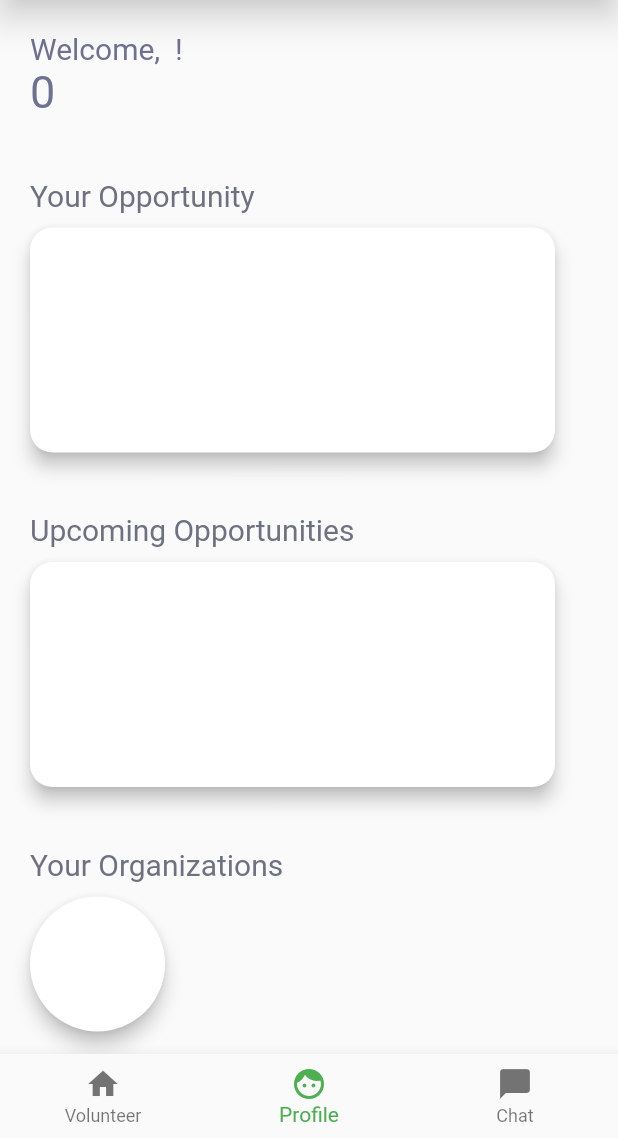
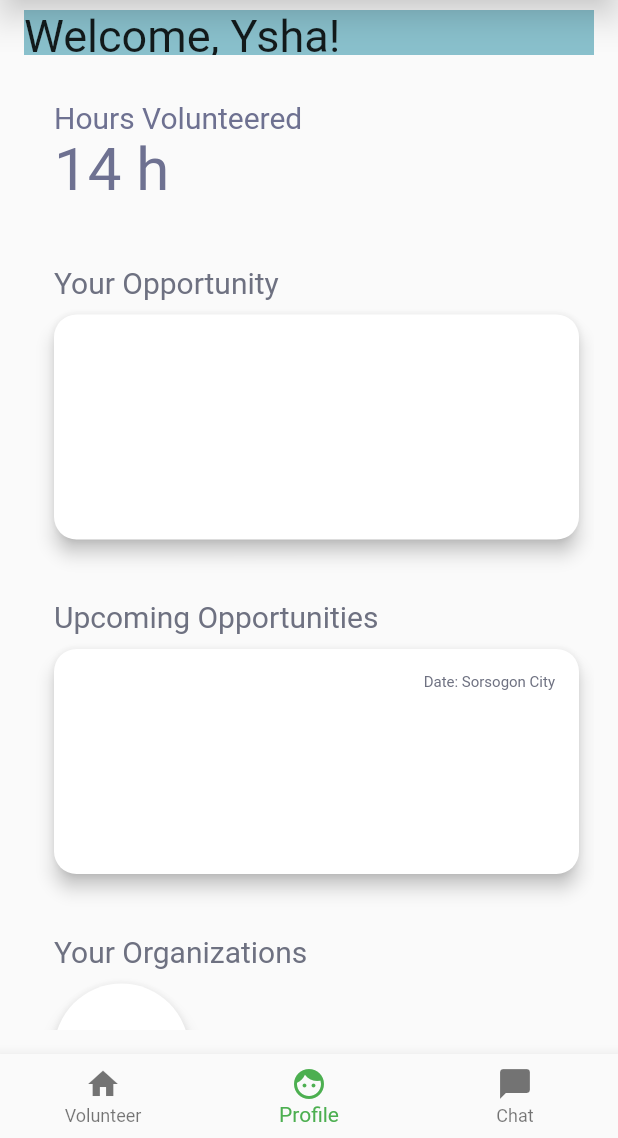
Before and after one commit to EruelUrsua/HelpJuan, a Flutter app: the screen it shows after launch, item 2 of the bottom bar chosen, on a phone screen of 412 x 824 dp, the part 98-1236 px from its top. Run offline on Flutter 3.47's test engine with Material 2 defaults, Android fonts, the phone set to English and light mode, and no system bars; Roboto replaces fonts that are missing (Questrial).

Commit message:
changed color

```diff
--- a/lib/profile.dart
+++ b/lib/profile.dart
@@ -2,7 +2,9 @@ import 'package:flutter/material.dart';
 
 class Profile extends StatelessWidget {
   String name = "";
-  int hours = 0;
+  int hours = 14;
+  final List<String> entries = <String>['A', 'B', 'C'];
+  final List<int> colorCodes = <int>[600, 500, 100];
 
   @override
   Widget build(BuildContext context) {
@@ -12,13 +14,42 @@ class Profile extends StatelessWidget {
         elevation: 10,
         backgroundColor: const Color(0xFF89C0CC),
       ),
-      body: Column(
+      body: Padding(
+        padding: EdgeInsets.all(16),
+        child: SingleChildScrollView(
+          child: Column(
             crossAxisAlignment: CrossAxisAlignment.start,
             children: <Widget>[
               Container(
-            margin: EdgeInsets.fromLTRB(20.0, 30.0, 0.0, 0.0),
+                margin: EdgeInsets.fromLTRB(0.0, 0.0, 0.0, 30),
+                width: 550,
+                height: 30,
+                child: Material(
+                  color: const Color(0xFF89C0CC),
                   child: Text(
-              'Welcome, $name !',
+                    'Welcome, Ysha!',
+                    style: TextStyle(
+                      fontSize: 30,
+                      fontFamily: 'Questrial',
+                    ),
+                  ),
+                ),
+              ),
+              // Container(
+              //   margin: EdgeInsets.fromLTRB(20.0, 30.0, 0.0, 0.0),
+              //   child: Text(
+              //     'Welcome, $name !',
+              //     style: TextStyle(
+              //       fontSize: 30,
+
+              //       fontFamily: 'Questrial',
+              //     ),
+              //   ),
+              // ),
+              Container(
+                margin: EdgeInsets.symmetric(horizontal: 20.0, vertical: 0.0),
+                child: Text(
+                  'Hours Volunteered',
                   style: TextStyle(
                     fontSize: 20,
                     color: const Color(0xFF6E7191),
@@ -30,9 +61,9 @@ class Profile extends StatelessWidget {
               Container(
                 margin: EdgeInsets.symmetric(horizontal: 20.0, vertical: 0.0),
                 child: Text(
-              '$hours',
+                  '$hours h',
                   style: TextStyle(
-                fontSize: 30,
+                    fontSize: 40,
                     color: const Color(0xFF6E7191),
                     fontFamily: 'Questrial',
                   ),
@@ -78,6 +109,20 @@ class Profile extends StatelessWidget {
                 ),
               ),
 
+//               Container(
+//                 margin: EdgeInsets.fromLTRB(20.0, 10.0, 0.0, 0.0),
+//                 child: Row(
+//                   children: [
+//                     PhysicalModel(
+//                       color: Colors.white,
+//                       elevation: 5,
+//                       borderRadius: BorderRadius.circular(15),
+//                       child: Container(width: 350, height: 150),
+//                     ),
+//                   ],
+//                 ),
+//               ),
+
               Container(
                 margin: EdgeInsets.fromLTRB(20.0, 10.0, 0.0, 0.0),
                 child: Row(
@@ -86,7 +131,20 @@ class Profile extends StatelessWidget {
                       color: Colors.white,
                       elevation: 5,
                       borderRadius: BorderRadius.circular(15),
-                  child: Container(width: 350, height: 150),
+                      child: Container(
+                        width: 350,
+                        height: 150,
+                        padding: EdgeInsets.all(16.0),
+                        child: Text(
+                          'Date: Sorsogon City',
+                          textAlign: TextAlign.right,
+                          style: TextStyle(
+                            fontSize: 10,
+                            color: const Color(0xFF6E7181),
+                            fontFamily: 'Questrial',
+                          ),
+                        ),
+                      ),
                     ),
                   ],
                 ),
@@ -119,6 +177,8 @@ class Profile extends StatelessWidget {
               ),
             ],
           ),
+        ),
+      ),
     );
   }
 }
```
Lines whose indentation alone changed are shown as unchanged.
